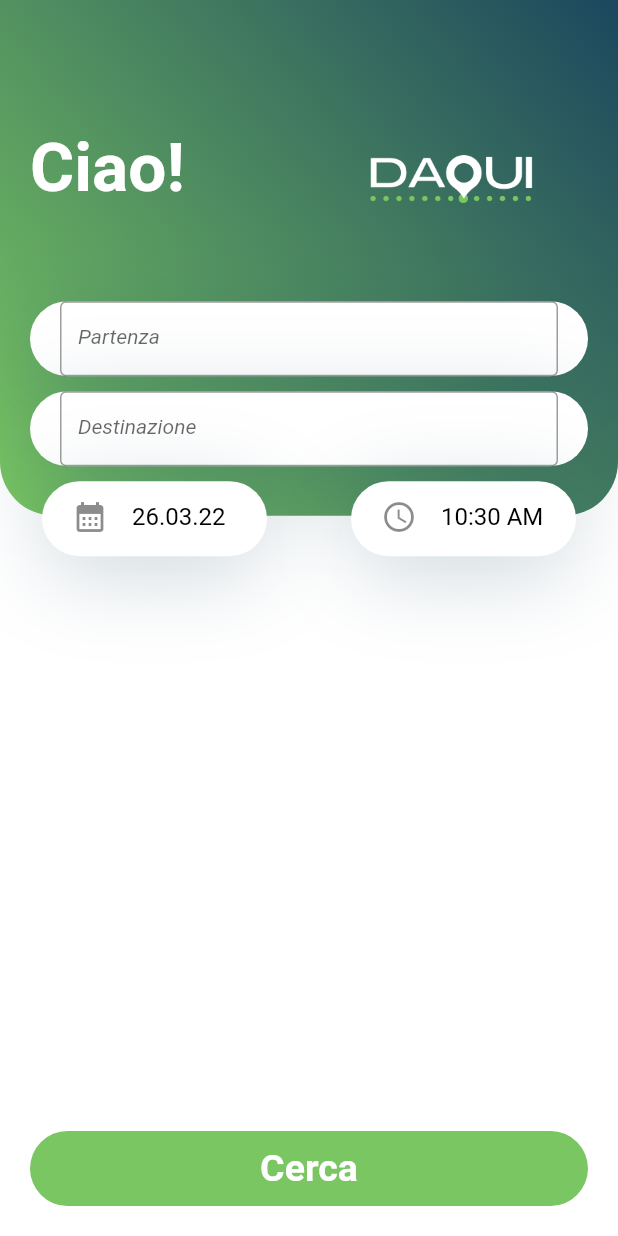
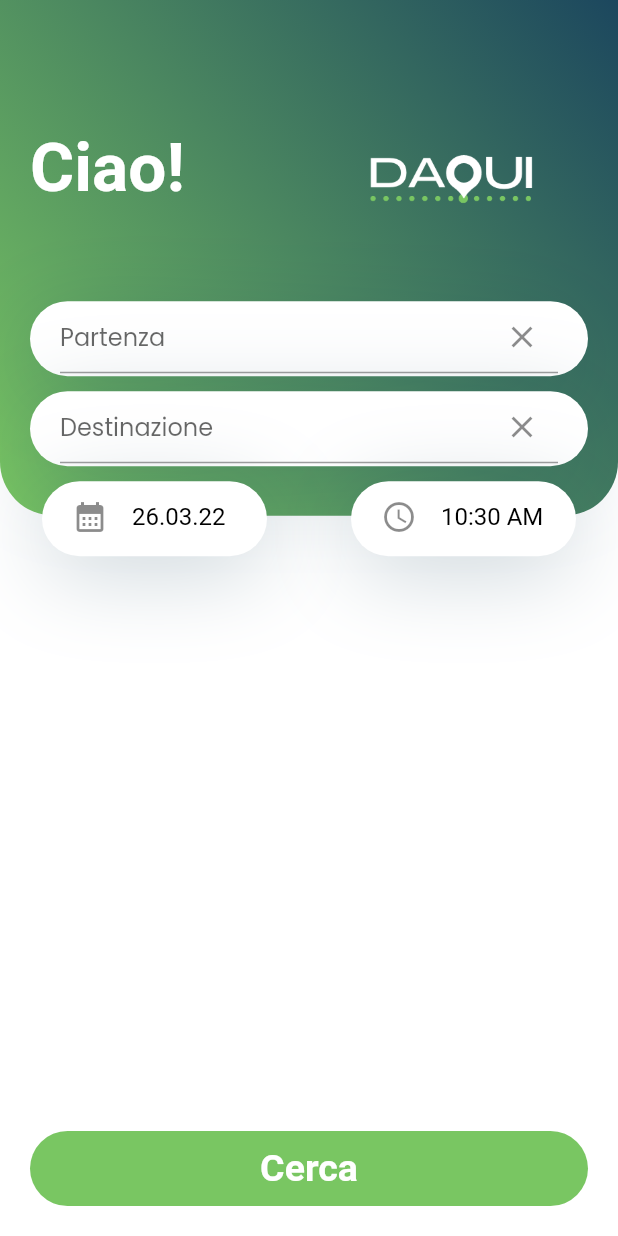
Before and after one commit to domme1908/DaQui---Trasporto-pubblico-Lombardia, a Flutter app: the screen it shows after launch, on a phone screen of 412 x 824 dp. Run offline on Flutter 3.47's test engine with Material 2 defaults, Android fonts, the phone set to English and light mode, and no system bars; drawn by our look-alikes of flutter_typeahead; our stand-ins replace flutter_svg.

Commit message:
3.0 Autocomplete style

```diff
--- a/varese_transport/lib/lib/classes/dynamic_autocomplete.dart
+++ b/varese_transport/lib/lib/classes/dynamic_autocomplete.dart
@@ -1,4 +1,5 @@
 import 'dart:async';
+import 'package:flutter_svg/flutter_svg.dart';
 import 'package:flutter_typeahead/flutter_typeahead.dart';
 import 'package:flutter/foundation.dart';
 import 'package:flutter/material.dart';
@@ -25,6 +26,8 @@ class _DynamicVTAutocompleteState extends State<DynamicVTAutocomplete> {
   bool isFrom;
   String hintText;
   String tempValue = "";
+  TextEditingController _textController = TextEditingController();
+
   //Constructor
   _DynamicVTAutocompleteState(this.isFrom, this.hintText);
   //List to save the stations
@@ -52,24 +55,36 @@ class _DynamicVTAutocompleteState extends State<DynamicVTAutocomplete> {
 
     return TypeAheadField(
       textFieldConfiguration: TextFieldConfiguration(
+        controller: _textController,
         autofocus: true,
-        style: DefaultTextStyle.of(context)
-            .style
-            .copyWith(fontStyle: FontStyle.italic),
+        style: const TextStyle(fontFamily: 'Poppins'),
         decoration: InputDecoration(
-            border: const OutlineInputBorder(), hintText: hintText),
+          hintText: hintText,
+          suffixIcon: IconButton(
+            onPressed: _textController.clear,
+            icon: Icon(Icons.clear),
+          ),
+        ),
       ),
       suggestionsCallback: (pattern) async {
         return await APICallState().fetchStations(pattern);
       },
       itemBuilder: (context, Station suggestion) {
         return ListTile(
-          title: Text(suggestion.station),
+          tileColor: kPrimaryColor,
+          hoverColor: kSecondaryColor,
+          leading: SvgPicture.asset(
+            "assets/icons/" + suggestion.type + ".svg",
+            width: 30,
+            height: 30,
+            color: Colors.white,
+          ),
+          title: Text(suggestion.station,
+              style:
+                  const TextStyle(color: Colors.white, fontFamily: 'Poppins')),
         );
       },
-      onSuggestionSelected: (Station suggestion) {
-        print(suggestion);
-      },
+      onSuggestionSelected: (Station suggestion) {},
     );
   }
 }
--- a/varese_transport/lib/lib/classes/station.dart
+++ b/varese_transport/lib/lib/classes/station.dart
@@ -1,7 +1,11 @@
 class Station {
   String station;
-  Station(this.station);
+  String type;
+  String x;
+  String y;
+  Station(this.station, this.type, this.x, this.y);
   factory Station.fromJson(dynamic json) {
-    return Station(json["address"] as String);
+    return Station(json["address"] as String, json["type"] as String,
+        json["x"] as String, json["y"] as String);
   }
 }
```
Also changed, not shown: varese_transport/assets/icons/areadifermata.svg (added), varese_transport/assets/icons/comune.svg (added), varese_transport/assets/icons/indirizzo.svg (added), varese_transport/assets/icons/poi.svg (added).
